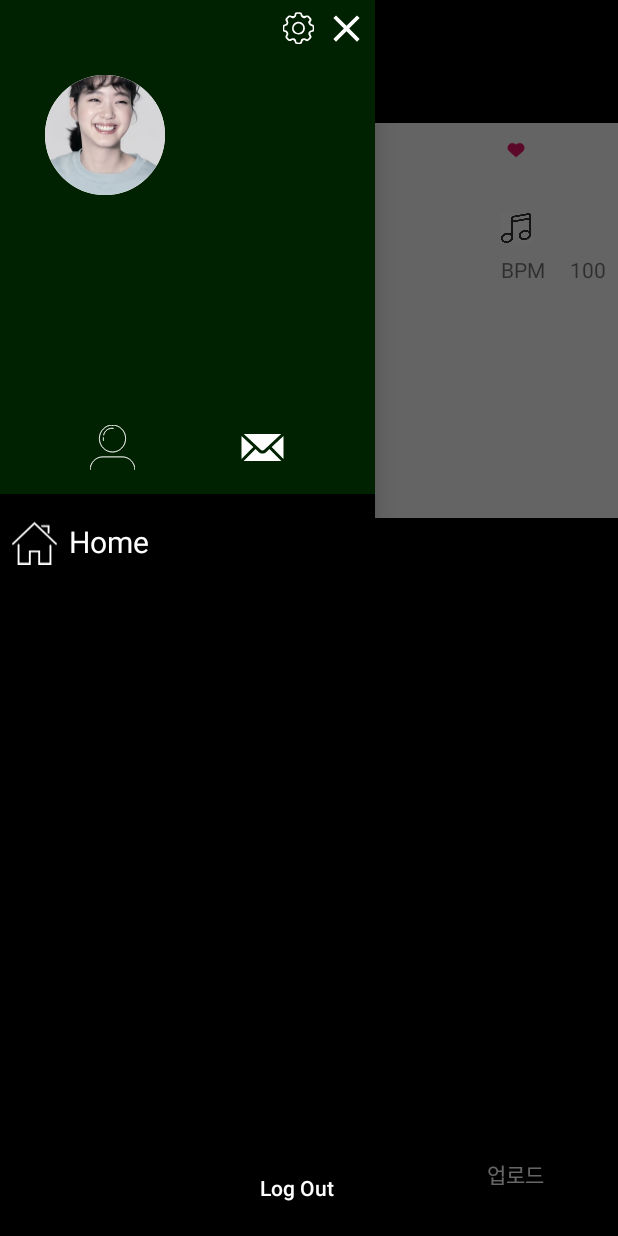
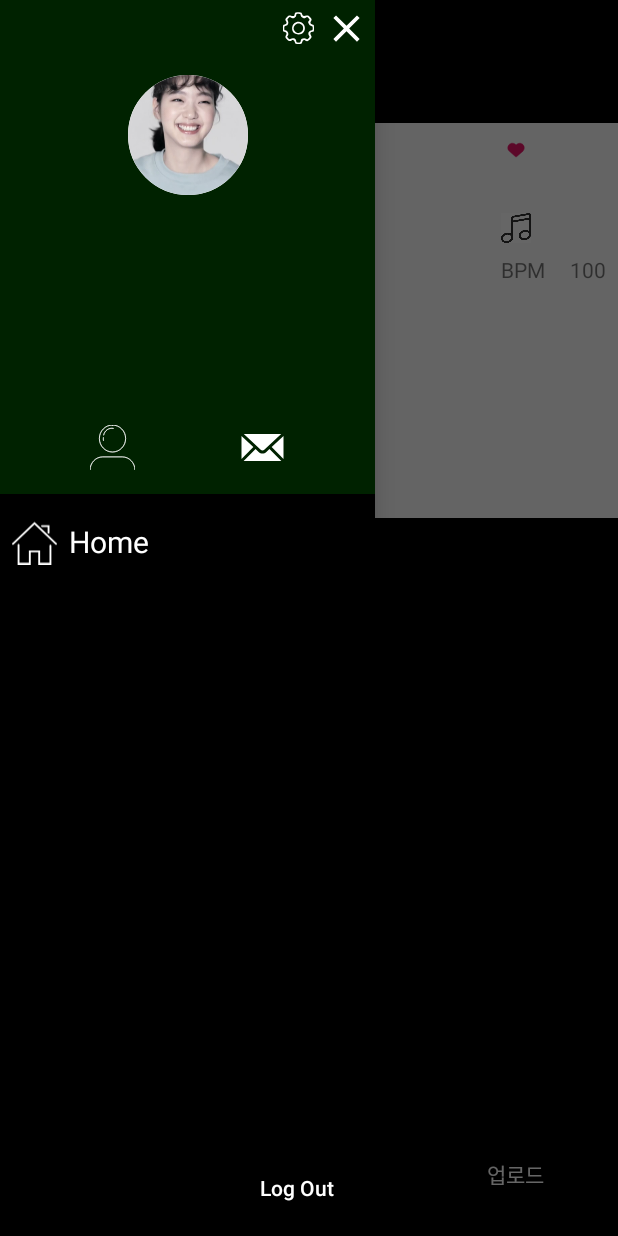
Before and after one commit to dmsals216/SoundHub, an Android app: the DetailView screen opened directly, with no data from a screen before it, with the side drawer open, on a phone screen of 412 x 824 dp. Run offline under Robolectric (Android 15) with nearby library versions, the phone set to English and light mode, and no system bars; our stand-ins replace CircleImageView, RxJava, data binding; libraries missing offline, so code that uses them is left out: rm.com.audiowave; plain views replace AudioWaveView; pictures from the network do not load; 12 statements that could not run were skipped.

```diff
--- a/app/src/main/java/com/heepie/soundhub/adapter/ExpandListAdapter.java
+++ b/app/src/main/java/com/heepie/soundhub/adapter/ExpandListAdapter.java
@@ -33,6 +33,12 @@ public class ExpandListAdapter extends BaseExpandableListAdapter {
     public ExpandListAdapter(List<String> groups, Map<String, List<Comment_track>> comments) {
         this.groups = groups;
         this.comments = comments;
+    }
+
+    public void setDataAndRefresh(List<String> groups, Map<String, List<Comment_track>> comments) {
+        this.groups = groups;
+        this.comments = comments;
+        notifyDataSetChanged();
     }
 
     @Override
--- a/app/src/main/java/com/heepie/soundhub/controller/PlayerController.java
+++ b/app/src/main/java/com/heepie/soundhub/controller/PlayerController.java
@@ -112,7 +112,7 @@ public class PlayerController {
         playerStatus = Const.ACTION_MUSIC_PREPARE;
     }
 
-    public void play() {
+    public boolean play() {
         if (isPreparePlayers) {
             for (MediaPlayer track : playerList) {
                 new Thread(() -> {
@@ -120,8 +120,10 @@ public class PlayerController {
                 }).start();
             }
             playerStatus = Const.ACTION_MUSIC_PLAY;
+            return true;
         } else {
             Toast.makeText(context, "음악 준비 중입니다.", Toast.LENGTH_SHORT).show();
+            return false;
         }
     }
 
@@ -212,6 +214,7 @@ public class PlayerController {
     }
 
     public void initData() {
+        playerStatus = Const.ACTION_MUSIC_NOT_INIT;
         currIndex = 0;
         curIndex = 0;
         curDuration.set(0f);
--- a/app/src/main/java/com/heepie/soundhub/view/DetailView.java
+++ b/app/src/main/java/com/heepie/soundhub/view/DetailView.java
@@ -6,11 +6,13 @@ import android.support.v7.app.AppCompatActivity;
 import android.os.Bundle;
 import android.util.Log;
 import android.view.View;
+import android.widget.ExpandableListView;
 import android.widget.Toast;
 
 import com.heepie.soundhub.BR;
 import com.heepie.soundhub.Interfaces.IGoHome;
 import com.heepie.soundhub.R;
+import com.heepie.soundhub.adapter.ExpandListAdapter;
 import com.heepie.soundhub.databinding.DetailViewBinding;
 import com.heepie.soundhub.databinding.NavigationHeaderBinding;
 import com.heepie.soundhub.databinding.NavigationViewBinding;
@@ -19,10 +21,14 @@ import com.heepie.soundhub.handler.ViewHandler;
 import com.heepie.soundhub.utils.Const;
 import com.heepie.soundhub.viewmodel.DetailViewModel;
 
+import java.util.ArrayList;
+
 public class DetailView extends AppCompatActivity implements IGoHome {
     final String TAG = getClass().getSimpleName();
     private DetailViewModel   viewModel;
     private DetailViewBinding binding;
+    private Post model;
+    private ExpandListAdapter adapter;
 
     @Override
     protected void onCreate(Bundle savedInstanceState) {
@@ -34,15 +40,17 @@ public class DetailView extends AppCompatActivity implements IGoHome {
 
         initData();
         initNavigationView();
+        initExpandableListView();
+        viewModel.setPost(model, adapter);
 
         binding.setVariable(BR.view, this);
         binding.setVariable(BR.viewModel, viewModel);
     }
 
     private void initData() {
-        Post model = getIntent().getParcelableExtra("model");
+        model = getIntent().getParcelableExtra("model");
         binding.setModel(model);
-        viewModel.setPost(model);
+
     }
 
     private void initNavigationView() {
@@ -53,6 +61,16 @@ public class DetailView extends AppCompatActivity implements IGoHome {
         naviViewBinding.setVariable(BR.model, Const.user);
         naviViewBinding.setVariable(BR.viewhandler, ViewHandler.getIntance());
         naviViewBinding.setVariable(BR.drawerLayout, binding.drawerLayout);
+    }
+
+    private void initExpandableListView() {
+        // Comment의 그룹(피아노, 드럼 등) 추출
+        ArrayList<String> groups = new ArrayList<>(model.getComment_tracks().keySet());
+        adapter = new ExpandListAdapter(groups, model.getComment_tracks());
+        binding.expnadListView.setAdapter(adapter);
+
+        for (int i=0; i<groups.size(); i=i+1)
+            binding.expnadListView.expandGroup(i);
     }
 
     public void onClickedMenu(View v) {
--- a/app/src/main/res/layout/chlid_record_view.xml
+++ b/app/src/main/res/layout/chlid_record_view.xml
@@ -86,7 +86,7 @@
                 android:elevation="3dp"
                 android:text="@{viewModel.countDown}"
                 android:textColor="@android:color/holo_red_dark"
-                android:textSize="60dp"
+                android:textSize="80dp"
                 android:visibility="gone"
                 app:setCountVisible="@{viewModel.countDown}" />
 
--- a/app/src/main/res/layout/detail_view.xml
+++ b/app/src/main/res/layout/detail_view.xml
@@ -233,11 +233,12 @@
                 </android.support.constraint.ConstraintLayout>
 
                 <ExpandableListView
+                    android:id="@+id/expnad_list_view"
                     android:layout_width="match_parent"
                     android:layout_height="0dp"
                     android:layout_weight="3"
                     android:background="@color/black"
-                    app:setExModel="@{model}">
+                    >
 
                 </ExpandableListView>
 
--- a/app/src/main/res/layout/navigation_view.xml
+++ b/app/src/main/res/layout/navigation_view.xml
@@ -41,9 +41,9 @@
                 android:layout_width="80dp"
                 android:layout_height="80dp"
                 android:layout_marginTop="50dp"
-                android:layout_marginStart="30dp"
                 android:background="@drawable/shape_round_button"
                 android:src="@drawable/test"
+                app:layout_constraintEnd_toEndOf="parent"
                 app:layout_constraintStart_toStartOf="parent"
                 app:layout_constraintTop_toTopOf="parent" />
 
@@ -51,13 +51,13 @@
                 android:id="@+id/user_nickname"
                 android:layout_width="wrap_content"
                 android:layout_height="wrap_content"
-                android:layout_marginStart="8dp"
-                android:layout_marginTop="80dp"
+                android:layout_marginTop="8dp"
                 android:text="@{model.nickname}"
+                android:textColor="@color/white"
                 android:textSize="20dp"
-                android:textColor="@color/white"
-                app:layout_constraintStart_toEndOf="@+id/user_image"
-                app:layout_constraintTop_toTopOf="parent" />
+                app:layout_constraintEnd_toEndOf="parent"
+                app:layout_constraintStart_toStartOf="parent"
+                app:layout_constraintTop_toBottomOf="@+id/user_image" />
 
             <ImageButton
                 style="@style/icon"
```
Also changed, not shown: app/src/main/java/com/heepie/soundhub/view/ListView.java (+10 -0 lines), app/src/main/java/com/heepie/soundhub/viewmodel/DetailViewModel.java (+56 -35 lines), app/src/main/res/layout/chlid_file_upload_view.xml (+13 -1 lines).
